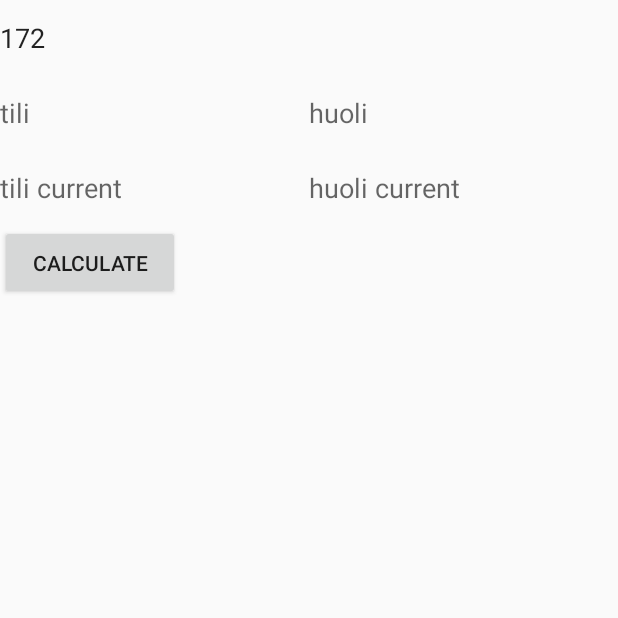
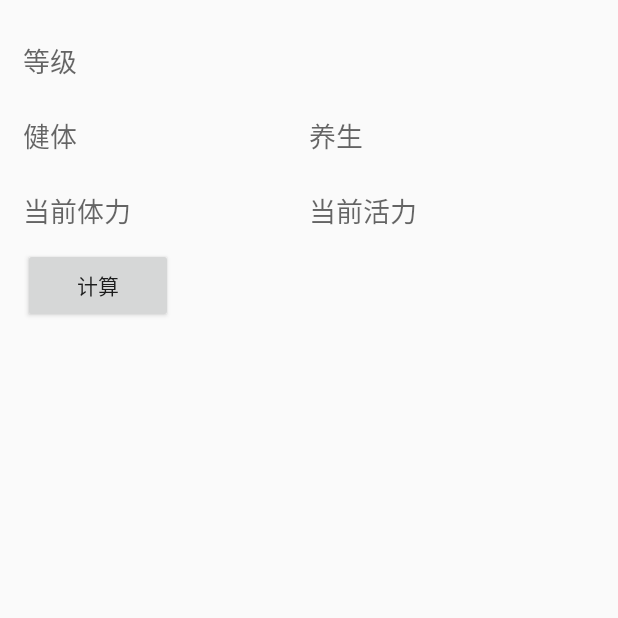
Before and after one commit to jsonlp/mymh, an Android app: the screen it shows after launch (TransparentActivity), after a tap on "1 计算体活", on a phone screen of 412 x 824 dp, the top half of it. Run offline under Robolectric (Android 15) with nearby library versions, the phone set to English and light mode, and no system bars.

Commit message:
体活完善

```diff
--- a/app/src/main/java/com/lpan/my/mh/fragment/CalculateTiliFragment.java
+++ b/app/src/main/java/com/lpan/my/mh/fragment/CalculateTiliFragment.java
@@ -10,18 +10,22 @@ import com.lpan.my.mh.R;
 
 /**
  * Created by lpan on 2019/4/11.
- * 体活总值=50+等级*50+生活技能*4
+ * 体活总值=50+等级*5+生活技能*4
  * 体活回复=INT(上限*0.01)+INT(等级*0.02)+2
  */
 public class CalculateTiliFragment extends BaseFragment {
-
     private EditText mLvEt;
-    private EditText mTiliEt;
-    private EditText mHuoliliEt;
+    private EditText mJianTiEt;
+    private EditText mYangShengEt;
     private EditText mTiliCurEt;
     private EditText mHuoliliCurEt;
     private Button mButton;
     private TextView mResultTv;
+
+    /**
+     * 方寸每小时216点活力 108张FF 54000钱 5400魔
+     * @return
+     */
 
 
     @Override
@@ -33,8 +37,8 @@ public class CalculateTiliFragment extends BaseFragment {
     protected void initView(View rootView) {
         super.initView(rootView);
         mLvEt = rootView.findViewById(R.id.lv_et);
-        mTiliEt = rootView.findViewById(R.id.tili_et);
-        mHuoliliEt = rootView.findViewById(R.id.huoli_et);
+        mJianTiEt = rootView.findViewById(R.id.jian_ti_et);
+        mYangShengEt = rootView.findViewById(R.id.yang_sheng_et);
         mTiliCurEt = rootView.findViewById(R.id.tili_cur_et);
         mHuoliliCurEt = rootView.findViewById(R.id.huoli_cur_et);
         mButton = rootView.findViewById(R.id.calculate_bt);
@@ -50,8 +54,11 @@ public class CalculateTiliFragment extends BaseFragment {
 
     private void calculate() {
         int lv = TextUtils.isEmpty(mLvEt.getText().toString()) ? 0 : Integer.parseInt(mLvEt.getText().toString());
-        int tili_total = TextUtils.isEmpty(mTiliEt.getText().toString()) ? 0 :Integer.parseInt(mTiliEt.getText().toString());
-        int huoli_total = TextUtils.isEmpty(mHuoliliEt.getText().toString()) ? 0 :Integer.parseInt(mHuoliliEt.getText().toString());
+        int jian_ti_lv = TextUtils.isEmpty(mJianTiEt.getText().toString()) ? 0 :Integer.parseInt(mJianTiEt.getText().toString());
+        int yang_sheng_lv = TextUtils.isEmpty(mYangShengEt.getText().toString()) ? 0 :Integer.parseInt(mYangShengEt.getText().toString());
+        int tili_total = 50+lv*5+jian_ti_lv*4;
+        int huoli_total=50+lv*5+yang_sheng_lv*4;
+
         int tili_total_cur = TextUtils.isEmpty(mTiliCurEt.getText().toString()) ? 0 :Integer.parseInt(mTiliCurEt.getText().toString());
         int huoli_total_cur = TextUtils.isEmpty(mHuoliliCurEt.getText().toString()) ? 0 :Integer.parseInt(mHuoliliCurEt.getText().toString());
 
@@ -69,9 +76,15 @@ public class CalculateTiliFragment extends BaseFragment {
         int huoli_time_extra = (huoli_total + huoli_total_extra - huoli_total_cur) / huoli_per_5m * 5;
 
         StringBuilder stringBuilder = new StringBuilder();
-        stringBuilder.append("体力每5分钟回复");
+        stringBuilder.append("体力=");
+        stringBuilder.append(tili_total);
+        stringBuilder.append("(");
+        stringBuilder.append(tili_total_extra);
+        stringBuilder.append(")");
+
+        stringBuilder.append(",每5分钟回复");
         stringBuilder.append(tili_per_5m);
-        stringBuilder.append(",体力从");
+        stringBuilder.append(",从");
         stringBuilder.append(tili_total_cur);
         stringBuilder.append("增加到");
         stringBuilder.append(tili_total);
@@ -81,9 +94,14 @@ public class CalculateTiliFragment extends BaseFragment {
         stringBuilder.append(tili_time_extra);
         stringBuilder.append("分钟\n");
 
-        stringBuilder.append("活力每5分钟回复");
+        stringBuilder.append("活力=");
+        stringBuilder.append(huoli_total);
+        stringBuilder.append("(");
+        stringBuilder.append(huoli_total_extra);
+        stringBuilder.append(")");
+        stringBuilder.append(",每5分钟回复");
         stringBuilder.append(huoli_per_5m);
-        stringBuilder.append(",活力从");
+        stringBuilder.append(",从");
         stringBuilder.append(huoli_total_cur);
         stringBuilder.append("增加到");
         stringBuilder.append(huoli_total);
--- a/app/src/main/res/layout/fragment_calculate_tili.xml
+++ b/app/src/main/res/layout/fragment_calculate_tili.xml
@@ -3,6 +3,7 @@
     xmlns:android="http://schemas.android.com/apk/res/android"
     android:layout_width="match_parent"
     android:layout_height="match_parent"
+    android:padding="15dp"
     android:orientation="vertical">
 
     <EditText
@@ -10,9 +11,8 @@
         android:layout_width="match_parent"
         android:layout_height="50dp"
         android:background="@null"
-        android:hint="lv"
-        android:inputType="number"
-        android:text="172"/>
+        android:hint="等级"
+        android:inputType="number"/>
 
     <LinearLayout
         android:layout_width="match_parent"
@@ -21,21 +21,21 @@
 
 
         <EditText
-            android:id="@+id/tili_et"
+            android:id="@+id/jian_ti_et"
             android:layout_width="match_parent"
             android:layout_height="50dp"
             android:layout_weight="1"
             android:background="@null"
-            android:hint="tili"
+            android:hint="健体"
             android:inputType="number"/>
 
         <EditText
-            android:id="@+id/huoli_et"
+            android:id="@+id/yang_sheng_et"
             android:layout_width="match_parent"
             android:layout_height="50dp"
             android:layout_weight="1"
             android:background="@null"
-            android:hint="huoli"
+            android:hint="养生"
             android:inputType="number"/>
     </LinearLayout>
 
@@ -51,7 +51,7 @@
             android:layout_height="50dp"
             android:layout_weight="1"
             android:background="@null"
-            android:hint="tili current"
+            android:hint="当前体力"
             android:inputType="number"/>
 
         <EditText
@@ -60,15 +60,15 @@
             android:layout_height="50dp"
             android:layout_weight="1"
             android:background="@null"
-            android:hint="huoli current"
+            android:hint="当前活力"
             android:inputType="number"/>
     </LinearLayout>
 
     <Button
         android:id="@+id/calculate_bt"
-        android:layout_width="120dp"
+        android:layout_width="100dp"
         android:layout_height="50dp"
-        android:text="calculate"/>
+        android:text="计算"/>
 
 
     <TextView
```
